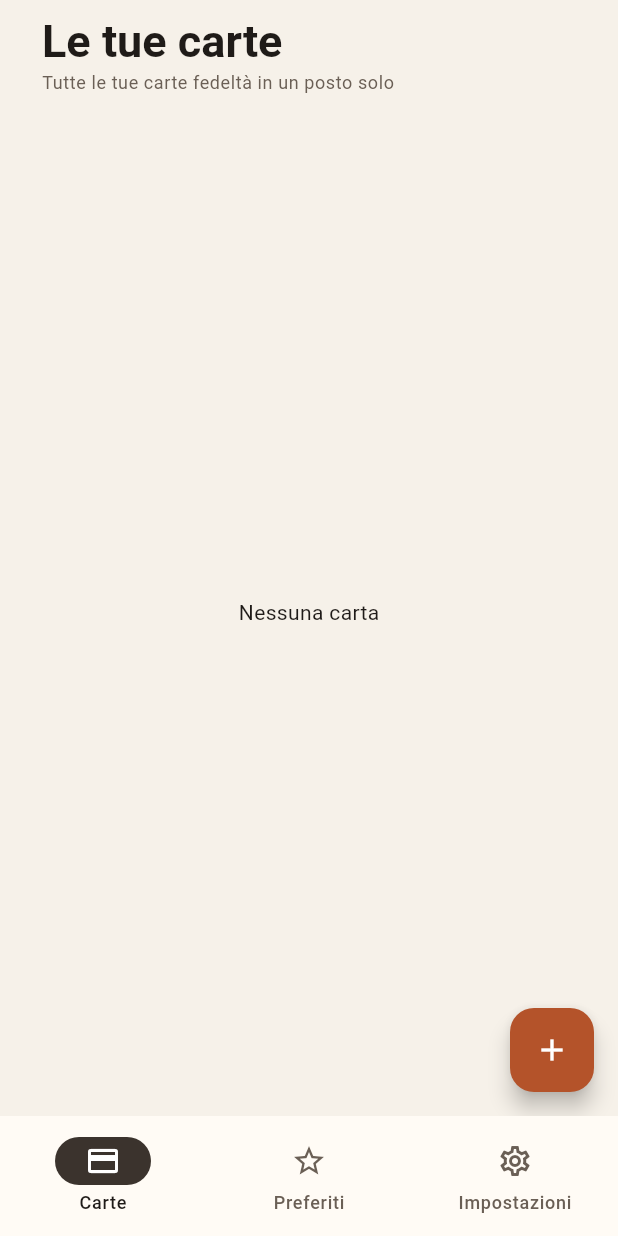
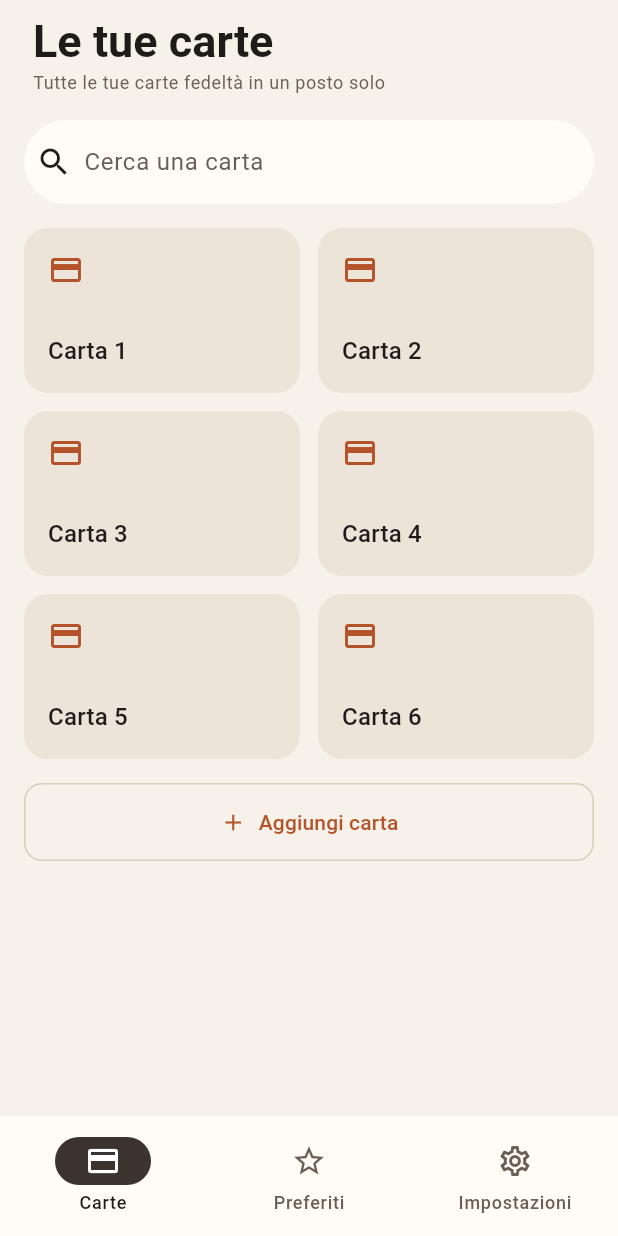
Before and after one commit to fabiogentile-gif/SuperIperApp, a Flutter app: the screen it shows after launch, on a phone screen of 412 x 824 dp. Run offline on Flutter 3.47's test engine with Material 3 defaults, Android fonts, the phone set to English and light mode, and no system bars; missing offline and left inert: screen_brightness.

Commit message:
Aggiunto card e searchbar

```diff
--- a/lib/pages/homepage.dart
+++ b/lib/pages/homepage.dart
@@ -1,40 +1,74 @@
 import 'package:flutter/material.dart';
+import 'package:superiper_app/widgets/app_bar.dart';
+import 'package:superiper_app/widgets/homepage/add_card_button.dart';
+import 'package:superiper_app/widgets/homepage/card_search_bar.dart';
+import 'package:superiper_app/widgets/homepage/card_grid.dart';
 
-class HomePage extends StatelessWidget {
+class HomePage extends StatefulWidget {
   const HomePage({super.key});
 
   @override
+  State<HomePage> createState() => _HomePageState();
+}
+
+class _HomePageState extends State<HomePage> {
+  final _searchController = TextEditingController();
+  final _allCards = List.generate(6, (i) => 'Carta ${i + 1}');
+
+  String _query = '';
+
+  List<String> get _filteredCards {
+    final q = _query.trim().toLowerCase();
+
+    if (q.isEmpty) return _allCards;
+
+    return _allCards.where((name) => name.toLowerCase().contains(q)).toList();
+  }
+
+  void _updateQuery(String value) {
+    setState(() {
+      _query = value;
+    });
+  }
+
+  void _clearSearch() {
+    _searchController.clear();
+
+    setState(() {
+      _query = '';
+    });
+  }
+
+  @override
+  void dispose() {
+    _searchController.dispose();
+    super.dispose();
+  }
+
+  @override
   Widget build(BuildContext context) {
-    final colors = Theme.of(context).colorScheme;
+    final cards = _filteredCards;
 
     return Scaffold(
-      appBar: AppBar(
-        backgroundColor: Theme.of(context).scaffoldBackgroundColor,
-        toolbarHeight: 72,
-        title: Padding(
-          padding: EdgeInsetsGeometry.symmetric(horizontal: 12),
-          child: Column(
-            crossAxisAlignment: CrossAxisAlignment.start,
-            children: [
-              const Text(
-                'Le tue carte',
-                style: TextStyle(fontWeight: FontWeight.bold, fontSize: 30),
-              ),
-              Text(
-                'Tutte le tue carte fedeltà in un posto solo',
-                style: Theme.of(context).textTheme.bodySmall
-                    ?.copyWith(color: colors.onSurfaceVariant),
-              ),
-            ],
+      appBar: const StandardAppBar(),
+      body: CustomScrollView(
+        slivers: [
+          SliverToBoxAdapter(
+            child: CardSearchBar(
+              controller: _searchController,
+              query: _query,
+              onChanged: _updateQuery,
+              onClear: _clearSearch,
+            ),
           ),
-        ),
-      ),
-      body: const Center(child: Text('Nessuna carta')),
-      floatingActionButton: FloatingActionButton(
-        onPressed: () {},
-        backgroundColor: colors.primary,
-        foregroundColor: colors.onPrimary,
-        child: const Icon(Icons.add),
+          CardGrid(cards: cards),
+          SliverToBoxAdapter(
+            child: Padding(
+              padding: const EdgeInsets.fromLTRB(16, 0, 16, 16),
+              child: AddCardButton(),
+            ),
+          ),
+        ],
       ),
     );
   }
--- /dev/null
+++ b/lib/widgets/app_bar.dart
@@ -0,0 +1,40 @@
+
+import 'package:flutter/material.dart';
+
+class StandardAppBar extends StatelessWidget implements PreferredSizeWidget {
+  const StandardAppBar({super.key});
+
+  @override
+  Widget build(BuildContext context) {
+    final colors = Theme.of(context).colorScheme;
+
+    return AppBar(
+      backgroundColor: Theme.of(context).scaffoldBackgroundColor,
+      toolbarHeight: 72,
+      title: Padding(
+        padding: const EdgeInsets.symmetric(horizontal: 6),
+        child: Column(
+          crossAxisAlignment: CrossAxisAlignment.start,
+          children: [
+            const Text(
+              'Le tue carte',
+              style: TextStyle(
+                fontWeight: FontWeight.bold,
+                fontSize: 30,
+              ),
+            ),
+            Text(
+              'Tutte le tue carte fedeltà in un posto solo',
+              style: Theme.of(context).textTheme.bodySmall?.copyWith(
+                    color: colors.onSurfaceVariant,
+                  ),
+            ),
+          ],
+        ),
+      ),
+    );
+  }
+
+  @override
+  Size get preferredSize => const Size.fromHeight(72);
+}
--- /dev/null
+++ b/lib/widgets/homepage/add_card_button.dart
@@ -0,0 +1,24 @@
+
+import 'package:flutter/material.dart';
+
+class AddCardButton extends StatelessWidget {
+  const AddCardButton({super.key});
+
+  @override
+  Widget build(BuildContext context) {
+    return SizedBox(
+      width: double.infinity,
+      child: OutlinedButton.icon(
+        onPressed: () {},
+        icon: const Icon(Icons.add),
+        label: const Text('Aggiungi carta'),
+        style: OutlinedButton.styleFrom(
+          padding: const EdgeInsets.symmetric(vertical: 16),
+          shape: RoundedRectangleBorder(
+            borderRadius: BorderRadius.circular(12),
+          ),
+        ),
+      ),
+    );
+  }
+}
--- /dev/null
+++ b/lib/widgets/homepage/card_grid.dart
@@ -0,0 +1,47 @@
+
+import 'package:flutter/material.dart';
+import 'card_tile.dart';
+
+class CardGrid extends StatelessWidget {
+  final List<String> cards;
+
+  const CardGrid({
+    super.key,
+    required this.cards,
+  });
+
+  @override
+  Widget build(BuildContext context) {
+    final colors = Theme.of(context).colorScheme;
+
+    if (cards.isEmpty) {
+      return SliverFillRemaining(
+        hasScrollBody: false,
+        child: Center(
+          child: Text(
+            'Nessuna carta trovata',
+            style: TextStyle(
+              color: colors.onSurfaceVariant,
+            ),
+          ),
+        ),
+      );
+    }
+
+    return SliverPadding(
+      padding: const EdgeInsets.all(16),
+      sliver: SliverGrid.builder(
+        gridDelegate: const SliverGridDelegateWithFixedCrossAxisCount(
+          crossAxisCount: 2,
+          mainAxisSpacing: 12,
+          crossAxisSpacing: 12,
+          mainAxisExtent: 110,
+        ),
+        itemCount: cards.length,
+        itemBuilder: (context, index) {
+          return CardTile(name: cards[index]);
+        },
+      ),
+    );
+  }
+}
--- /dev/null
+++ b/lib/widgets/homepage/card_search_bar.dart
@@ -0,0 +1,38 @@
+
+import 'package:flutter/material.dart';
+
+class CardSearchBar extends StatelessWidget {
+  final TextEditingController controller;
+  final String query;
+  final ValueChanged<String> onChanged;
+  final VoidCallback onClear;
+
+  const CardSearchBar({
+    super.key,
+    required this.controller,
+    required this.query,
+    required this.onChanged,
+    required this.onClear,
+  });
+
+  @override
+  Widget build(BuildContext context) {
+    return Padding(
+      padding: const EdgeInsets.fromLTRB(16, 8, 16, 0),
+      child: SearchBar(
+        controller: controller,
+        hintText: 'Cerca una carta',
+        leading: const Icon(Icons.search),
+        elevation: const WidgetStatePropertyAll(0),
+        onChanged: onChanged,
+        trailing: [
+          if (query.isNotEmpty)
+            IconButton(
+              icon: const Icon(Icons.close),
+              onPressed: onClear,
+            ),
+        ],
+      ),
+    );
+  }
+}
--- /dev/null
+++ b/lib/widgets/homepage/card_tile.dart
@@ -0,0 +1,48 @@
+import 'package:flutter/material.dart';
+
+class CardTile extends StatelessWidget {
+  const CardTile({
+    super.key,
+    required this.name,
+    this.icon = Icons.credit_card,
+    this.accentColor,
+    this.onTap,
+  });
+
+  final String name;
+  final IconData icon;
+  final Color? accentColor;
+  final VoidCallback? onTap;
+
+  @override
+  Widget build(BuildContext context) {
+    final colors = Theme.of(context).colorScheme;
+
+    return Card(
+      clipBehavior: Clip.antiAlias,
+      color: colors.surfaceContainerHighest,
+      elevation: 0,
+      margin: EdgeInsets.zero,
+      shape: RoundedRectangleBorder(borderRadius: BorderRadius.circular(16)),
+      child: InkWell(
+        onTap: onTap,
+        child: Padding(
+          padding: const EdgeInsets.all(16),
+          child: Column(
+            crossAxisAlignment: CrossAxisAlignment.start,
+            mainAxisAlignment: MainAxisAlignment.spaceBetween,
+            children: [
+              Icon(icon, color: accentColor ?? colors.primary),
+              Text(
+                name,
+                style: Theme.of(context).textTheme.titleMedium,
+                maxLines: 1,
+                overflow: TextOverflow.ellipsis,
+              ),
+            ],
+          ),
+        ),
+      ),
+    );
+  }
+}
```
